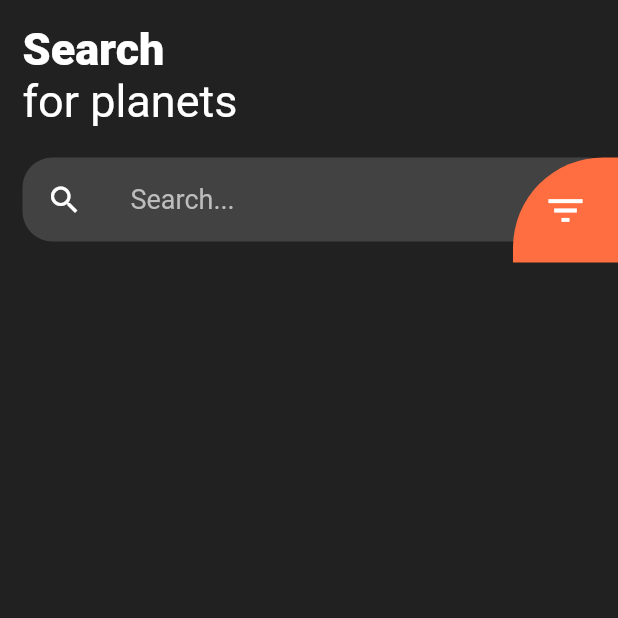
After one commit to AMANDEEP-DAS/planetsUI-app, a Flutter app: the screen it shows after launch, after a tap on "Skip", on a phone screen of 412 x 824 dp, the top half of it. The commit adds this screen. Run offline on Flutter 3.47's test engine with Material 2 defaults, Android fonts, the phone set to English and light mode, and no system bars; network calls fail.

Commit message:
home screen progress 20%

```diff
--- /dev/null
+++ b/lib/screens/home_screen.dart
@@ -0,0 +1,71 @@
+import 'package:flutter/cupertino.dart';
+import 'package:flutter/material.dart';
+
+class HomeScreen extends StatelessWidget {
+  const HomeScreen({Key? key}) : super(key: key);
+
+  @override
+  Widget build(BuildContext context) {
+    return Scaffold(
+      body: Container(
+        padding: EdgeInsets.only(left: 15,top: 15),
+        color: Colors.black87,
+        height: MediaQuery.of(context).size.height,
+        width: MediaQuery.of(context).size.width,
+        child: SafeArea(
+          child: Column(
+            // mainAxisAlignment: MainAxisAlignment.spaceAround,
+            crossAxisAlignment: CrossAxisAlignment.start,
+            children: [
+              Text('Search',style: TextStyle(fontWeight: FontWeight.w900,fontSize: 30,color: Colors.white),),
+              Text('for planets',style: TextStyle(fontSize: 30,color: Colors.white)),
+              SizedBox(height: 20,),
+              Container(
+                // color: Colors.blue,
+                child: Stack(
+                  children: [
+                    Container(
+                      decoration: BoxDecoration(
+                          color: Colors.grey.shade800,
+                        borderRadius: BorderRadius.all(Radius.circular(20))
+                      ),
+                      child: ListTile(
+                        leading: Icon(Icons.search,color: Colors.white,),
+                        title: TextField(
+                          cursorColor: Colors.white,
+                          style: TextStyle(
+                            color: Colors.white
+                          ),
+                          decoration: InputDecoration(
+                              hintText: 'Search...',
+                              hintStyle: TextStyle(
+                                color: Colors.grey.shade400,
+                                fontSize: 18,
+                              ),
+                              border: InputBorder.none
+                          ),
+                        ),
+                      ),
+                    ),
+                    Align(
+                      alignment: Alignment.centerRight,
+                      child: Container(
+                        height: 70,
+                        width: 70,
+                        decoration: BoxDecoration(
+                          color: Colors.deepOrangeAccent,
+                          borderRadius: BorderRadius.only(topLeft: Radius.circular(60)),
+                        ),
+                        child: Icon(Icons.filter_list,color: Colors.white,size: 30,),
+                      ),
+                    )
+                  ],
+                )
+              )
+            ],
+          ),
+        ),
+      ),
+    );
+  }
+}
--- a/lib/screens/login_screen.dart
+++ b/lib/screens/login_screen.dart
@@ -1,4 +1,5 @@
 import 'package:flutter/material.dart';
+import 'package:planets_app/screens/home_screen.dart';
 
 class LoginScreen extends StatelessWidget {
   const LoginScreen({Key? key}) : super(key: key);
@@ -39,6 +40,10 @@ class LoginScreen extends StatelessWidget {
             ),
             Align(
               alignment: Alignment.topRight,
+              child: GestureDetector(
+                onTap: (){
+                  Navigator.of(context).pushReplacement(MaterialPageRoute(builder: (context)=>HomeScreen()));
+                },
                 child: Container(
                   padding: EdgeInsets.only(bottom: 30,left: 30),
                   height: MediaQuery.of(context).size.height/7,
@@ -61,6 +66,7 @@ class LoginScreen extends StatelessWidget {
                     children: [
                       Text('Skip',style: TextStyle(fontSize: 20,color: Colors.white,fontWeight: FontWeight.bold),)
                     ],
+                  ),
                 ),
               ),
             ),
```
Lines whose indentation alone changed are shown as unchanged.
